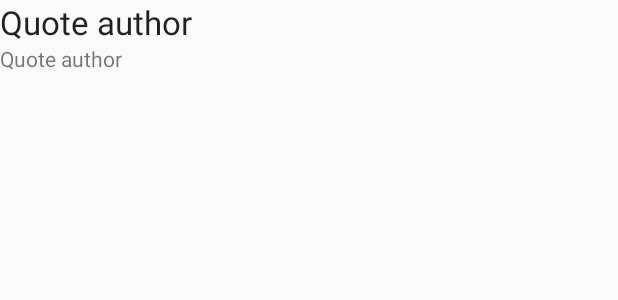
After one commit to h4k1m0u/bookquotes-android, an Android app: the layout quote_row.xml on its own in the app's theme, with its tools: preview values and no code run, on a phone screen of 412 x 824 dp. The commit adds this screen. Shown: the top 300 px of the screen. Run offline under Robolectric (Android 15) with nearby library versions, the phone set to English and light mode, and no system bars.

Commit message:
Get quotes with retrofit & display on listview

```diff
--- a/app/build.gradle
+++ b/app/build.gradle
@@ -27,4 +27,8 @@ dependencies {
     compile 'com.android.support:appcompat-v7:25.3.1'
     compile 'com.android.support.constraint:constraint-layout:1.0.2'
     testCompile 'junit:junit:4.12'
+
+    // Retrofit: a library to parse json
+    compile 'com.squareup.retrofit2:retrofit:2.3.0'
+    compile 'com.squareup.retrofit2:converter-gson:2.3.0'
 }
--- /dev/null
+++ b/app/src/main/res/layout/quote_row.xml
@@ -0,0 +1,19 @@
+<?xml version="1.0" encoding="utf-8"?>
+<LinearLayout xmlns:android="http://schemas.android.com/apk/res/android"
+    android:orientation="vertical" android:layout_width="match_parent"
+    android:layout_height="match_parent">
+
+    <TextView
+        android:id="@+id/quote_text"
+        android:layout_width="match_parent"
+        android:layout_height="wrap_content"
+        android:text="@string/quote_author_label"
+        android:textAppearance="@style/TextAppearance.AppCompat.Large" />
+
+    <TextView
+        android:id="@+id/quote_author"
+        android:layout_width="match_parent"
+        android:layout_height="wrap_content"
+        android:text="@string/quote_author_label"
+        android:textAppearance="@style/TextAppearance.AppCompat.Small" />
+</LinearLayout>
--- a/app/src/main/res/values/strings.xml
+++ b/app/src/main/res/values/strings.xml
@@ -1,3 +1,5 @@
 <resources>
     <string name="app_name">Quotes</string>
+    <string name="quote_text_label">Quote text</string>
+    <string name="quote_author_label">Quote author</string>
 </resources>
```
Also changed, not shown: app/src/main/java/me/bookquotes/quotes/Feed.java (added, +39 -0 lines), app/src/main/java/me/bookquotes/quotes/FeedAPI.java (added, +13 -0 lines), app/src/main/java/me/bookquotes/quotes/MainActivity.java (+37 -6 lines), app/src/main/java/me/bookquotes/quotes/Quote.java (added, +23 -0 lines), app/src/main/java/me/bookquotes/quotes/QuoteAdapter.java (added, +59 -0 lines), app/src/main/res/layout/activity_main.xml (+17 -7 lines).
